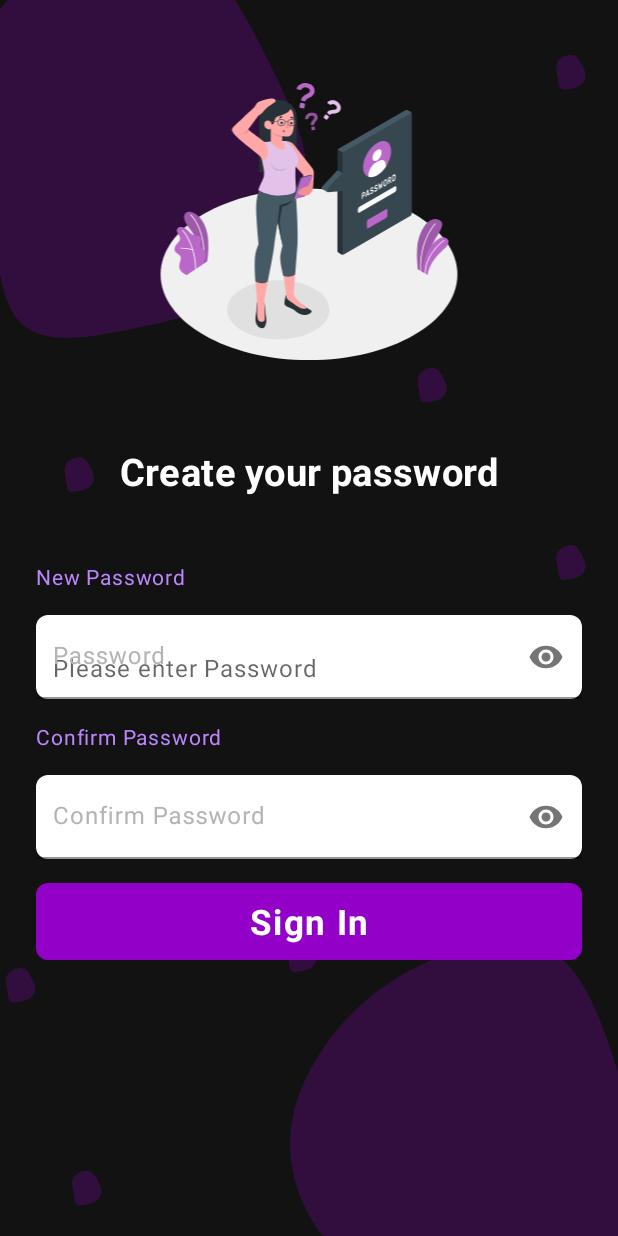
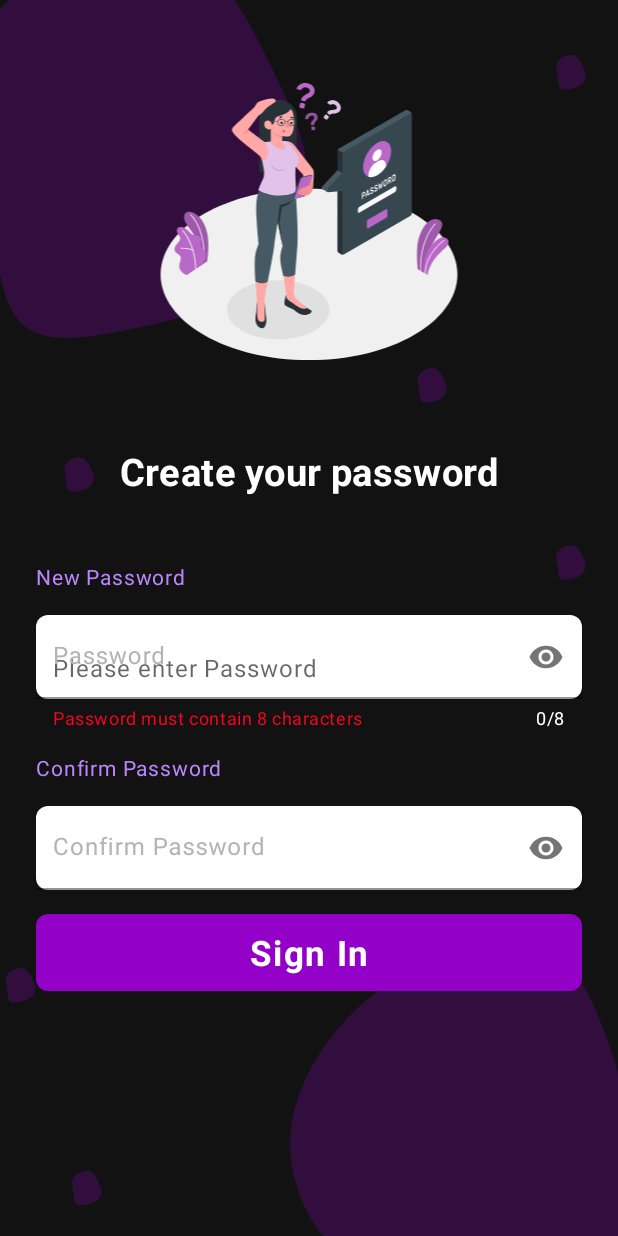
Before and after one commit to guptasandeep7/Cinebuzz, an Android app: the fragment PasswordFragment placed in its activity, after a tap on "Sign In", on a phone screen of 412 x 824 dp. Run offline under Robolectric (Android 15) with nearby library versions, the light colour scheme and no system bars; Roboto replaces fonts that are not available here.

Commit message:
password correction check add

```diff
--- a/app/build.gradle
+++ b/app/build.gradle
@@ -1,6 +1,7 @@
 plugins {
     id 'com.android.application'
     id 'kotlin-android'
+    id 'kotlin-parcelize'
 }
 
 android {
@@ -14,6 +15,9 @@ android {
         versionName "1.0"
 
         testInstrumentationRunner "androidx.test.runner.AndroidJUnitRunner"
+    }
+    buildFeatures{
+        viewBinding true
     }
 
     buildTypes {
@@ -52,5 +56,6 @@ dependencies {
     implementation 'com.squareup.retrofit2:converter-gson:2.9.0'
     //okhttp
     implementation("com.squareup.okhttp3:okhttp:4.9.0")
+    implementation 'com.android.databinding:viewbinding:7.0.3'
 
 }
--- a/app/src/main/java/com/example/cinebuzz/auth/PasswordFragment.kt
+++ b/app/src/main/java/com/example/cinebuzz/auth/PasswordFragment.kt
@@ -11,37 +11,41 @@ import com.example.cinebuzz.DashboardActivity
 import com.example.cinebuzz.R
 import com.example.cinebuzz.auth.SignupFragment.Companion.userName
 import com.example.cinebuzz.auth.VerifyFragment.Companion.forgot
+import com.example.cinebuzz.databinding.PasswordFragmentBinding
 import com.example.cinebuzz.retrofit.MyDataItem
 import com.example.cinebuzz.retrofit.ServiceBuilder
 import com.google.android.material.textfield.TextInputEditText
+import com.google.android.material.textfield.TextInputLayout
 import okhttp3.ResponseBody
 import retrofit2.Call
 import retrofit2.Callback
 import retrofit2.Response
 
-class PasswordFragment : Fragment() {
+class PasswordFragment : Fragment(R.layout.password_fragment) {
+    private var _binding: PasswordFragmentBinding?=null
+    private val binding get() = _binding!!
 
     override fun onCreateView(
         inflater: LayoutInflater, container: ViewGroup?,
         savedInstanceState: Bundle?
-    ): View? {
-        // Inflate the layout for this fragment
-        val view = inflater.inflate(R.layout.password_fragment, container, false)
+    ): View {
+        _binding = PasswordFragmentBinding.inflate(inflater, container, false)
+        val view = binding.root
+        passwordcheck()
 
         if (forgot == "true") {
             view.findViewById<TextView>(R.id.textView).setText("Reset Password")
         }
         val signBtn = view.findViewById<Button>(R.id.sign_btn)
-        val passwordEditText = view.findViewById<TextInputEditText>(R.id.password1)
         val confirmPassEditText = view.findViewById<TextInputEditText>(R.id.password2)
         val passwordProgressbar = view.findViewById<ProgressBar>(R.id.password_progressBar)
 
         signBtn.setOnClickListener {
 
-            if (passwordEditText.text.toString() == "" || confirmPassEditText.text.toString() == "") {
-                passwordEditText.setHint("Please enter Password")
+            if (binding.password1.text.toString() == "" || confirmPassEditText.text.toString() == "") {
+                binding.password1.setHint("Please enter Password")
 
-            } else if (passwordEditText.text.toString() == confirmPassEditText.text.toString()) {
+            } else if (binding.password1.text.toString() == confirmPassEditText.text.toString()) {
                 signBtn.isClickable = false
                 passwordProgressbar.visibility = View.VISIBLE
 
@@ -52,7 +56,7 @@ class PasswordFragment : Fragment() {
                         request.resetPassword(
                             MyDataItem(
                                 email = SignupFragment.userEmail,
-                                pass = passwordEditText.text.toString(),
+                                pass = binding.password1.text.toString(),
                                 confirmpass = confirmPassEditText.text.toString(),
                             )
                         )
@@ -62,7 +66,7 @@ class PasswordFragment : Fragment() {
                         request.password(
                             MyDataItem(
                                 email = SignupFragment.userEmail,
-                                pass = passwordEditText.text.toString(),
+                                pass = binding.password1.text.toString(),
                                 confirmpass = confirmPassEditText.text.toString(),
                                 name = userName
                             )
@@ -77,7 +81,7 @@ class PasswordFragment : Fragment() {
                     ) {
                         if (response.isSuccessful) {
 
-                            passwordEditText.text!!.clear()
+                            binding.password1.text!!.clear()
                             confirmPassEditText.text!!.clear()
                             passwordProgressbar.visibility = View.GONE
 
@@ -110,5 +114,30 @@ class PasswordFragment : Fragment() {
         return view
     }
 
+    private fun validEmail(): String? {
+        val password = binding.password1.text.toString()
+        if (password.length < 8) {
+            return "Password must Contain 8 Characters"
 
+        }
+        if (!password.matches(".*[A-Z].*".toRegex()) && (!password.matches(".*[\$#%@&*/+_=?^!].*".toRegex()))) {
+            return "Must contain 1 Special character and 1 upper case character (\$#%@&*/+_=?^!)"
+        } else if (!password.matches(".*[a-z].*".toRegex())) {
+            return "Must contain 1 Lower case character"
+        } else if (!password.matches(".*[\$#%@&*/+_=?^!].*".toRegex())) {
+            return "Must contain 1 Special character (\$#%@&*/+_=?^!)"
+        } else if (!password.matches(".*[A-Z].*".toRegex())) {
+            return "Must contain 1 upper case character"
+        }
+        return null
+    }
+
+    private fun passwordcheck() {
+        binding.password1.setOnFocusChangeListener { _, focused ->
+            if (!focused) {
+                binding.passwordEdittext.helperText = validEmail()
+            }
+
+        }
+    }
 }
--- a/app/src/main/java/com/example/cinebuzz/auth/SignupFragment.kt
+++ b/app/src/main/java/com/example/cinebuzz/auth/SignupFragment.kt
@@ -82,7 +82,8 @@ class SignupFragment : Fragment() {
                             signupProgressbar.visibility = View.GONE
                             fragmentTransaction?.commit()
 
-                        } else {
+                        }
+                        else {
                             emailEditText.text!!.clear()
                             nameEditText.text!!.clear()
                             emailEditText.error = "Email Id already exist!!!"
--- a/app/src/main/res/layout/login_fragment.xml
+++ b/app/src/main/res/layout/login_fragment.xml
@@ -49,6 +49,7 @@
         android:layout_marginEnd="24dp"
         android:textColorHint="#B5B3B3"
         app:startIconDrawable="@drawable/ic_mail_icon"
+        app:startIconTint="#CE0C070E"
         android:drawablePadding="10dp"
         app:boxStrokeWidthFocused="0dp"
         app:layout_constraintEnd_toEndOf="parent"
--- a/app/src/main/res/layout/password_fragment.xml
+++ b/app/src/main/res/layout/password_fragment.xml
@@ -70,13 +70,18 @@
             app:layout_constraintTop_toBottomOf="@+id/imageView" />
 
         <com.google.android.material.textfield.TextInputLayout
-            android:id="@+id/password_edittext"
+            android:id="@+id/passwordEdittext"
             android:layout_width="match_parent"
             android:layout_height="match_parent"
             android:layout_marginStart="24dp"
             android:layout_marginTop="16dp"
             android:layout_marginEnd="24dp"
             android:drawablePadding="10dp"
+            app:counterEnabled="true"
+            app:counterMaxLength="8"
+            app:counterTextColor="@color/white"
+            app:helperText="Password must contain 8 characters"
+            app:helperTextTextColor="#FD0320"
             app:passwordToggleEnabled="true"
             android:textColorHint="#B5B3B3"
             app:boxStrokeWidthFocused="0dp"
@@ -91,6 +96,8 @@
                     android:background="@drawable/border_curve"
                     android:backgroundTint="@color/white"
                     android:hint="@string/password"
+                    android:lines="1"
+                    android:maxLength="8"
                     android:inputType="textPassword"
                     android:letterSpacing="0.04"
                     android:paddingStart="11dp"
@@ -112,8 +119,8 @@
             android:textAllCaps="false"
             android:textSize="23sp"
             android:textStyle="bold"
-            app:layout_constraintEnd_toEndOf="@+id/password_edittext"
-            app:layout_constraintStart_toStartOf="@+id/password_edittext"
+            app:layout_constraintEnd_toEndOf="@+id/passwordEdittext"
+            app:layout_constraintStart_toStartOf="@+id/passwordEdittext"
             app:layout_constraintTop_toBottomOf="@+id/password_edittext2" />
 
         <TextView
@@ -140,7 +147,7 @@
             android:text="@string/confirm_password"
             android:textColor="#BB86FC"
             app:layout_constraintStart_toStartOf="parent"
-            app:layout_constraintTop_toBottomOf="@+id/password_edittext" />
+            app:layout_constraintTop_toBottomOf="@+id/passwordEdittext" />
 
 
         <ProgressBar
--- a/app/src/main/res/layout/signup_fragment.xml
+++ b/app/src/main/res/layout/signup_fragment.xml
@@ -19,6 +19,7 @@
         android:layout_marginTop="16dp"
         android:layout_marginEnd="24dp"
         app:startIconDrawable="@drawable/ic_mail_icon"
+        app:startIconTint="#C6090112"
         android:drawablePadding="10dp"
         android:textColorHint="#B5B3B3"
         app:boxStrokeWidthFocused="0dp"
@@ -76,6 +77,7 @@
         android:layout_marginEnd="24dp"
         app:startIconDrawable="@drawable/ic_username_icon"
         android:drawablePadding="10dp"
+        app:startIconTint="#BF090112"
         android:textColorHint="#B5B3B3"
         app:boxStrokeWidthFocused="0dp"
         app:layout_constraintEnd_toEndOf="parent"
--- a/app/src/main/res/layout/verify_fragment.xml
+++ b/app/src/main/res/layout/verify_fragment.xml
@@ -48,6 +48,7 @@
         android:layout_marginEnd="24dp"
         app:startIconDrawable="@drawable/ic_vector__1_"
         android:drawablePadding="10dp"
+        app:startIconTint="#C6090112"
         android:textColorHint="#B5B3B3"
         app:boxStrokeWidthFocused="0dp"
         app:layout_constraintEnd_toEndOf="parent"
```
Also changed, not shown: gradle/wrapper/gradle-wrapper.properties.
